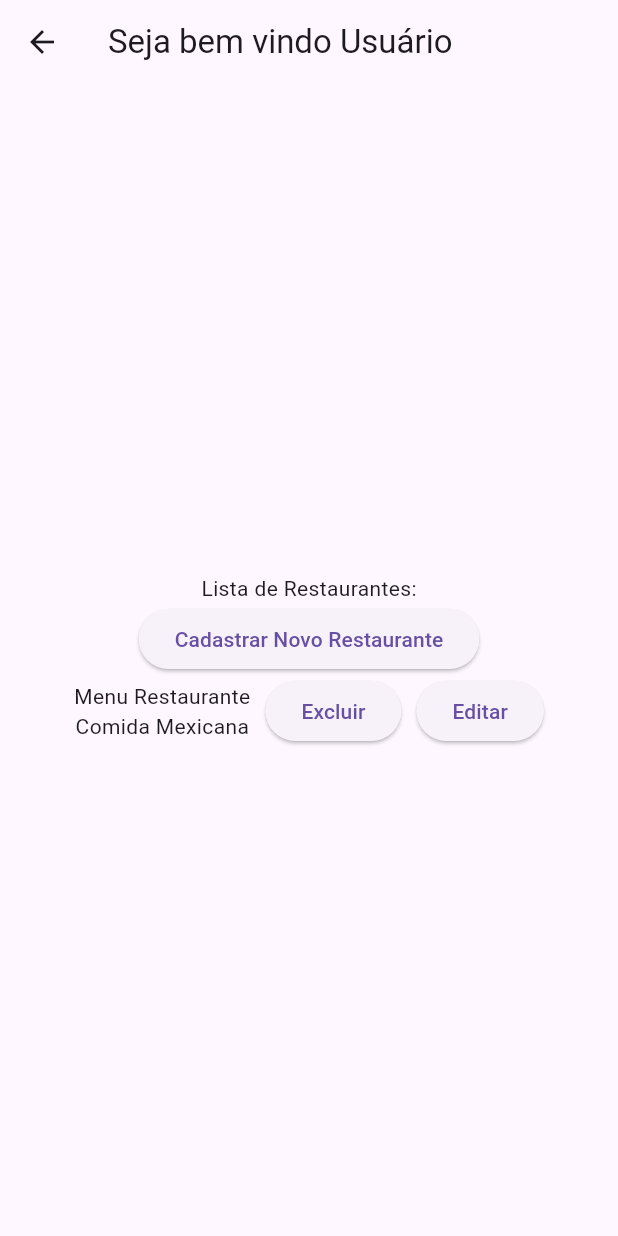
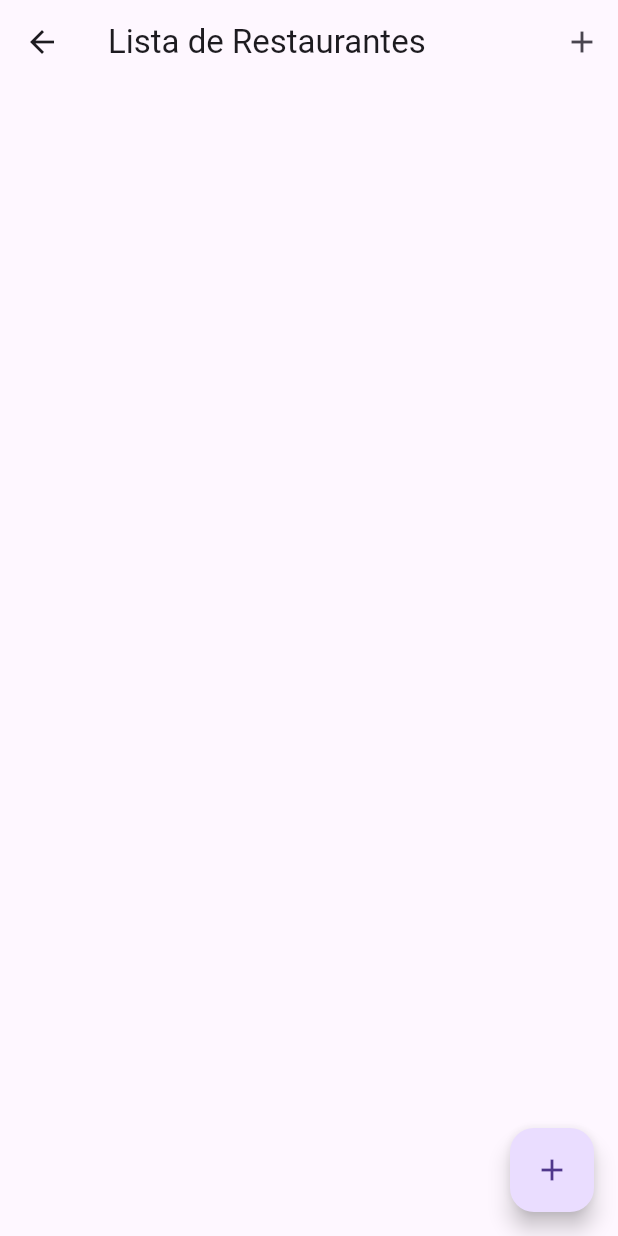
Before and after one commit to Soledade56/voupedirmanha, a Flutter app: the TelaHome screen opened directly, on a phone screen of 412 x 824 dp. Run offline on Flutter 3.47's test engine with Material 3 defaults, Android fonts, the phone set to English and light mode, and no system bars; our stand-ins replace sqflite; accounts and stored records are empty.

Commit message:
criação: classe restaurante_dao.dart classe tela_home.dart

```diff
--- /dev/null
+++ b/lib/banco/restaurante_dao.dart
@@ -0,0 +1,18 @@
+import 'package:soledade/banco/database_helper.dart';
+import 'package:soledade/restaurante.dart';
+import 'package:soledade/tipo.dart';
+
+class RestauranteDAO{
+
+  static  Future<List<Restaurante>> listarTodos()async{
+    final db = await DatabaseHelper.getDatabase();
+    final resultado = await db.query('tb_restaurante');
+
+    return resultado.map((mapa){
+      return Restaurante(
+      codigo : mapa['cd_restaurante'] as int,
+      nome: mapa['nm_restaurante'] as String
+      );
+  }).toList();
+  }
+}
--- a/lib/tela_home.dart
+++ b/lib/tela_home.dart
@@ -1,39 +1,97 @@
 import 'package:flutter/material.dart';
+import 'package:soledade/banco/restaurante_dao.dart';
 import 'package:soledade/tela_cad_restaurante.dart';
+import 'package:soledade/restaurante.dart';
 
-class TelaHome extends StatelessWidget {
+class TelaHome extends StatefulWidget {
   TelaHome({super.key});
+
+  @override
+  State<TelaHome> createState() => TelaHomeState();
+}
+
+class TelaHomeState extends State<TelaHome> {
+List <Restaurante> restaurantes = [];
+
+@override
+void initState(){
+  super.initState();
+  carregaRestaurantes();
+}
+Future<void> carregaRestaurantes()async{
+  final lista = await RestauranteDAO.listarTodos();
+  setState((){
+    restaurantes = lista;
+  });
+}
+
 
   @override
   Widget build(BuildContext context) {
     return Scaffold(
-      appBar: AppBar(title: const Text("Seja bem vindo Usuário")),
+      appBar: AppBar(
+          title: const Text("Lista de Restaurantes"),
+        actions: [
+          IconButton(onPressed: (){
+            Navigator.push(context, MaterialPageRoute(builder: (context) => TelaCadRestaurante()));
+          }, icon: Icon(Icons.add))
+        ],
+      ),
       body: Padding(padding: const EdgeInsets.all(10),
-          child: Column(
-            mainAxisAlignment: MainAxisAlignment.center,
-            children: [
-              Text("Lista de Restaurantes:"),
-              ElevatedButton(onPressed: () {
-                Navigator.push(context, MaterialPageRoute(builder: (context) => TelaCadRestaurante()));
+          child: ListView.builder(
+            itemCount: restaurantes.length,
+            itemBuilder: (context, index){
+              final r = restaurantes[index];
+              return Card(
+                margin: EdgeInsets.symmetric(vertical: 8),
+                child:  ListTile(
+                  title:  Text(r.nome?? 'Sem nome'),
+                  subtitle:  Text('ID: ${r.codigo}'),
+                  trailing: Row(
+                    mainAxisSize: MainAxisSize.min,
+                    children: [
+                     IconButton(
+                      onPressed: (){
+                        //Codigo para Editar Restaurante
+                  },
+                        icon: Icon(Icons.edit, color: Colors.blue)
+                    ),
+                      IconButton(
+                          onPressed: (){
+                            //Codigo para EXCLUIR Restaurante
+                            AlertDialog(
+                              title:  Text("Confirmar ação"),
+                              content: Text("Deseja realmente exluir?"),
+                              actions: <Widget>[
+                                TextButton(
+                                    onPressed: () {
 
-              }, child: Text("Cadastrar Novo Restaurante")),
-              Row(
-                mainAxisAlignment: MainAxisAlignment.center,
-                children: [
-                  Column(
-                    children: [
-                      Text("Menu Restaurante"),
-                      Text("Comida Mexicana")
+                                      //Código para excluir o registro
+                                    },
+                                    child: Text("sim")
+                                    ),
+                                TextButton(
+                                onPressed: (){
+                            },
+                            child: Text("não")
+                                ),
+                            ],
+                            );
+                            },
+                     icon: Icon(Icons.delete, color: Colors.red)
+                ),
                     ],
-                  ),
-                  SizedBox(width: 10),
-                  ElevatedButton(onPressed: () {}, child: Text("Excluir")),
-                  SizedBox(width: 10),
-                  ElevatedButton(onPressed: () {}, child: Text("Editar"))
-                ],
-              )
-            ],
+                ),
+              ),
+              );
+            }
           ),
+      ),
+      floatingActionButton: FloatingActionButton(
+        onPressed: (){
+          Navigator.push(context, MaterialPageRoute(builder: (context) => TelaCadRestaurante()));
+        },
+        child: Icon(Icons.add),
       ),
     );
   }
```
